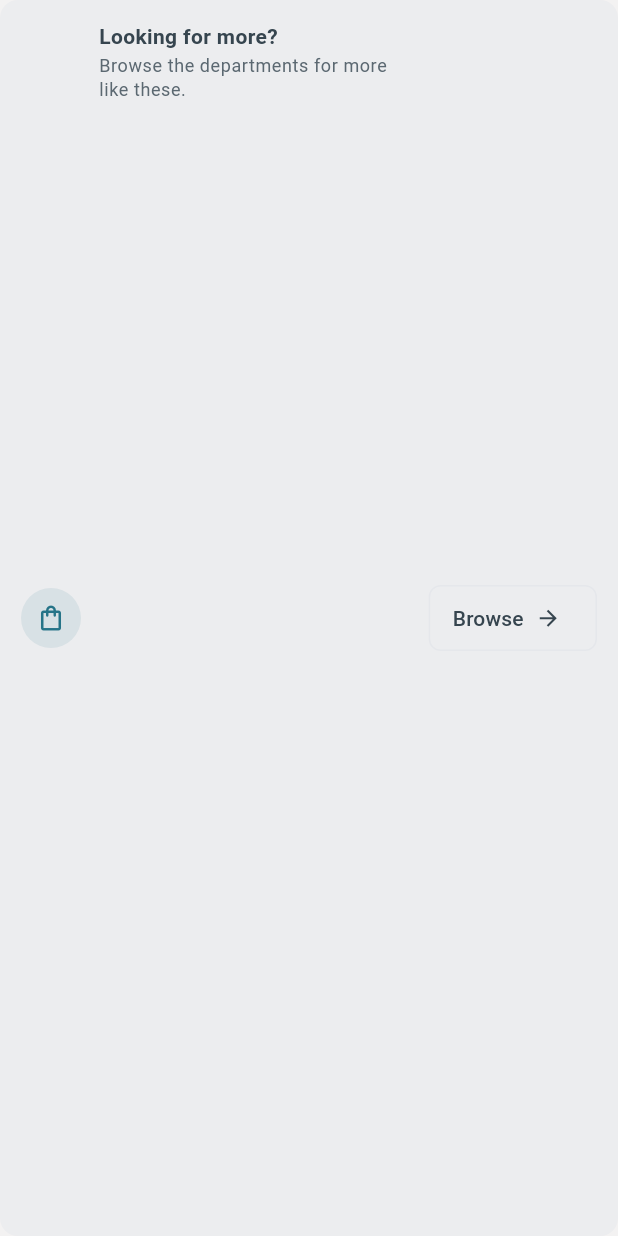
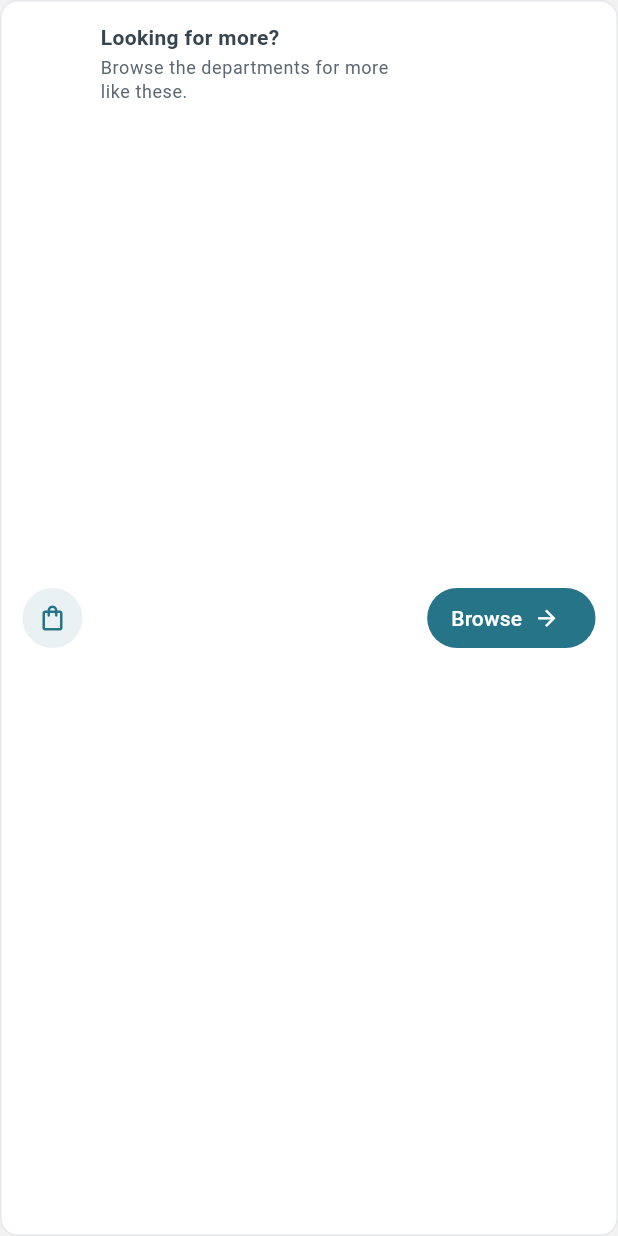
Before and after one commit to rabi61743/gtradea-amazon, a Flutter app: the _KeepShoppingCard widget shown alone on an empty page, opened directly, on a phone screen of 412 x 824 dp. Run offline on Flutter 3.47's test engine with Material 3 defaults, Android fonts, the phone set to English and light mode, and no system bars; our stand-ins replace cached_network_image, dio, file_picker, flutter_local_notifications, flutter_secure_storage, flutter_svg and 9 more; accounts and stored records are empty; network calls fail.

Commit message:
fix(wishlist): make the Looking for more card and Browse visible
The card was a half-strength grey wash on the grey page and Browse's
outline matched it; now a bordered white card with a filled Browse, and
the list clears the gesture bar.

Co-Authored-By: Claude Opus 5 <noreply@anthropic.com>

```diff
--- a/lib/features/wishlist/presentation/wishlist_screen.dart
+++ b/lib/features/wishlist/presentation/wishlist_screen.dart
@@ -270,7 +270,13 @@ class _WishlistScreenState extends State<WishlistScreen> {
           body: items.isEmpty
               ? const _EmptyWishlist()
               : ListView(
-                  padding: const EdgeInsets.fromLTRB(12, 4, 12, 24),
+                  // Clear of the system gesture bar, which sat on the last card.
+                  padding: EdgeInsets.fromLTRB(
+                    12,
+                    4,
+                    12,
+                    24 + MediaQuery.paddingOf(context).bottom,
+                  ),
                   children: [
                     Padding(
                       padding: const EdgeInsets.fromLTRB(4, 0, 4, 12),
@@ -634,10 +640,14 @@ class _KeepShoppingCard extends StatelessWidget {
     final theme = Theme.of(context);
 
     return Container(
+      key: const ValueKey('wishlist-keep-shopping'),
       padding: const EdgeInsets.all(14),
+      // A card like the saved items above it. It was a half-strength grey wash
+      // on the grey page, and all but vanished.
       decoration: BoxDecoration(
         borderRadius: BorderRadius.circular(AppTheme.radiusCard),
-        color: theme.colorScheme.surfaceContainerHighest.withValues(alpha: 0.5),
+        color: theme.colorScheme.surface,
+        border: Border.all(color: theme.colorScheme.outlineVariant),
       ),
       child: Row(
         children: [
@@ -664,7 +674,10 @@ class _KeepShoppingCard extends StatelessWidget {
             ),
           ),
           const SizedBox(width: 8),
-          OutlinedButton.icon(
+          // Filled, like "Add to cart": the outlined button's edge was the same
+          // grey as the card behind it, so it read as loose text.
+          FilledButton.icon(
+            key: const ValueKey('wishlist-browse'),
             onPressed: onTap,
             iconAlignment: IconAlignment.end,
             icon: const Icon(Icons.arrow_forward, size: 17),
```
Also changed, not shown: 1 other file.
